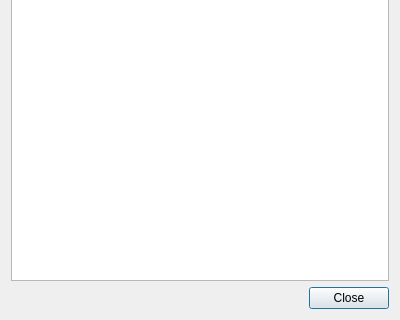
Qt form neurolabi/gui/dialogs/zinfodialog.ui (janelia-flyem/NeuTu) before a commit; both pictures show x 0 to 400 and y 236 to 556 of the 400 by 556 pixel window.
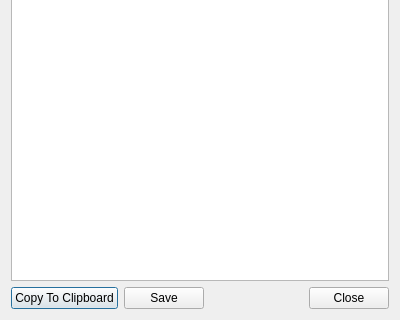
The same form after that commit.

The edit to the form file:
```diff
--- a/neurolabi/gui/dialogs/zinfodialog.ui
+++ b/neurolabi/gui/dialogs/zinfodialog.ui
@@ -22,6 +22,35 @@
     </widget>
    </item>
    <item>
+    <layout class="QHBoxLayout" name="horizontalLayout">
+     <item>
+      <widget class="QPushButton" name="copyPushButton">
+       <property name="text">
+        <string>Copy To Clipboard</string>
+       </property>
+      </widget>
+     </item>
+     <item>
+      <widget class="QPushButton" name="savePushButton">
+       <property name="text">
+        <string>Save</string>
+       </property>
+      </widget>
+     </item>
+     <item>
+      <spacer name="horizontalSpacer">
+       <property name="orientation">
+        <enum>Qt::Horizontal</enum>
+       </property>
+       <property name="sizeHint" stdset="0">
+        <size>
+         <width>40</width>
+         <height>20</height>
+        </size>
+       </property>
+      </spacer>
+     </item>
+     <item>
     <widget class="QDialogButtonBox" name="buttonBox">
      <property name="orientation">
       <enum>Qt::Horizontal</enum>
@@ -30,6 +59,8 @@
       <set>QDialogButtonBox::Close</set>
      </property>
     </widget>
+     </item>
+    </layout>
    </item>
   </layout>
  </widget>
```
Lines whose indentation alone changed are shown as unchanged.
